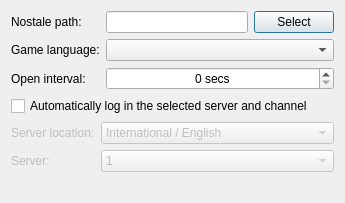
This is settingsdialog.ui in hatz2/GflessClient as Qt 5 draws it before an edit. The edited form follows.
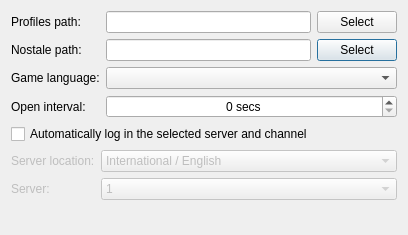
This is the edited form.

Commit message: Reworked profile system

Patch:
```diff
--- a/settingsdialog.ui
+++ b/settingsdialog.ui
@@ -6,8 +6,8 @@
    <rect>
     <x>0</x>
     <y>0</y>
-    <width>345</width>
-    <height>203</height>
+    <width>408</width>
+    <height>235</height>
    </rect>
   </property>
   <property name="windowTitle">
@@ -16,14 +16,14 @@
   <layout class="QVBoxLayout" name="verticalLayout">
    <item>
     <layout class="QFormLayout" name="formLayout">
-     <item row="0" column="0">
+     <item row="1" column="0">
       <widget class="QLabel" name="label_2">
        <property name="text">
         <string>Nostale path:</string>
        </property>
       </widget>
      </item>
-     <item row="0" column="1">
+     <item row="1" column="1">
       <layout class="QHBoxLayout" name="horizontalLayout_2" stretch="1,0">
        <item>
         <widget class="QLineEdit" name="gameClientPathLineEdit">
@@ -41,14 +41,14 @@
        </item>
       </layout>
      </item>
-     <item row="1" column="0">
+     <item row="2" column="0">
       <widget class="QLabel" name="label_4">
        <property name="text">
         <string>Game language:</string>
        </property>
       </widget>
      </item>
-     <item row="1" column="1">
+     <item row="2" column="1">
       <widget class="QComboBox" name="gameLanguageComboBox">
        <property name="minimumSize">
         <size>
@@ -61,14 +61,14 @@
        </property>
       </widget>
      </item>
-     <item row="2" column="0">
+     <item row="3" column="0">
       <widget class="QLabel" name="label">
        <property name="text">
         <string>Open interval:</string>
        </property>
       </widget>
      </item>
-     <item row="2" column="1">
+     <item row="3" column="1">
       <widget class="QSpinBox" name="openIntervalSpinBox">
        <property name="minimumSize">
         <size>
@@ -87,6 +87,31 @@
        </property>
       </widget>
      </item>
+     <item row="0" column="0">
+      <widget class="QLabel" name="profilesPathLabel">
+       <property name="text">
+        <string>Profiles path:</string>
+       </property>
+      </widget>
+     </item>
+     <item row="0" column="1">
+      <layout class="QHBoxLayout" name="horizontalLayout">
+       <item>
+        <widget class="QLineEdit" name="profilesPathLineEdit">
+         <property name="readOnly">
+          <bool>true</bool>
+         </property>
+        </widget>
+       </item>
+       <item>
+        <widget class="QPushButton" name="selectProfilePathButton">
+         <property name="text">
+          <string>Select</string>
+         </property>
+        </widget>
+       </item>
+      </layout>
+     </item>
     </layout>
    </item>
    <item>
```
The commit also changes 5 other files.
